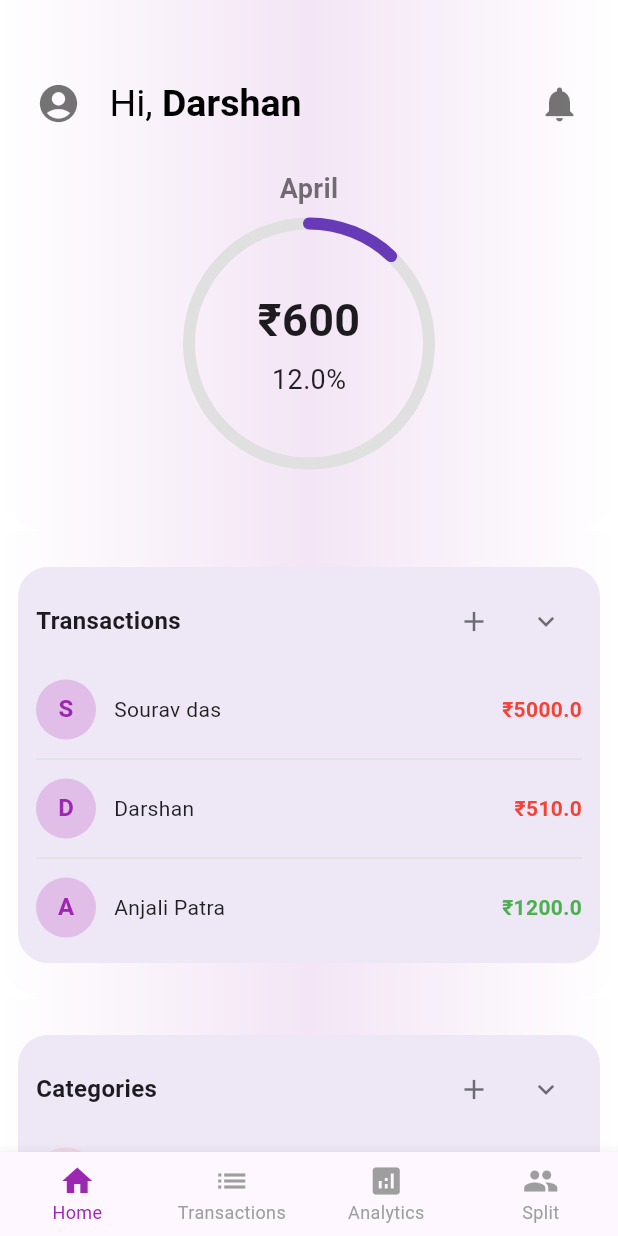
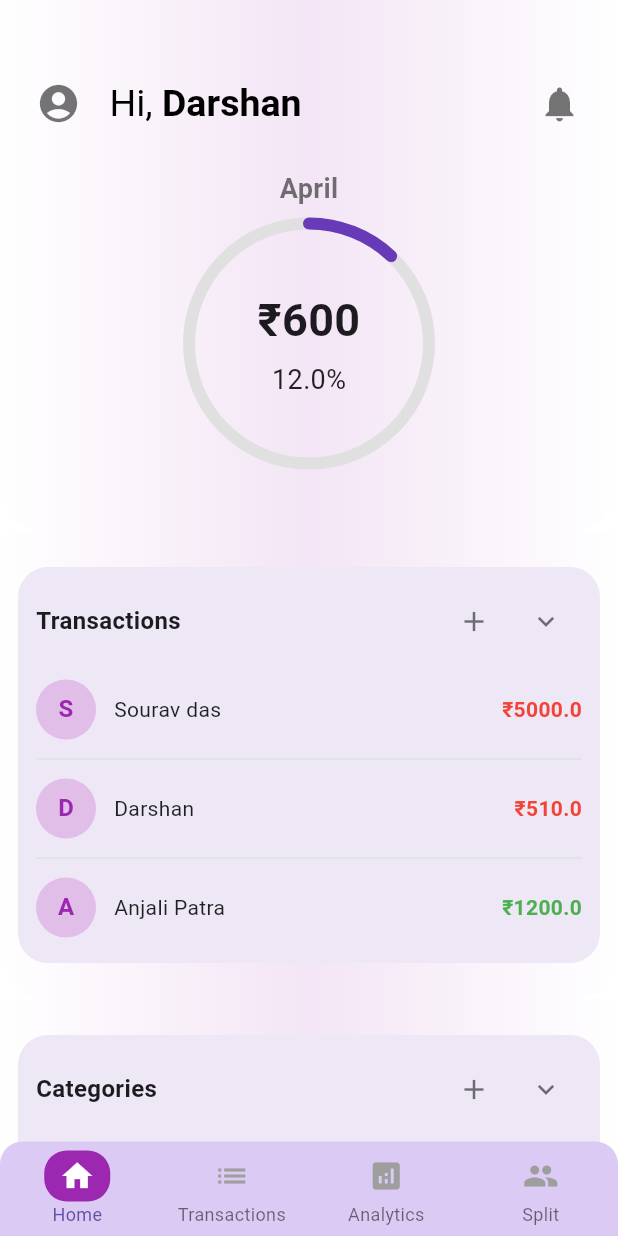
Before and after one commit to Runtime-Error-IITK/brokeo, a Flutter app: the HomePage screen opened directly, on a phone screen of 412 x 824 dp. Run offline on Flutter 3.47's test engine with Material 3 defaults, Android fonts, the phone set to English and light mode, and no system bars; our stand-ins replace google_fonts, hooks_riverpod, intl_phone_field, share_plus, sqflite; missing offline and left inert: currency_picker; accounts and stored records are empty.

Commit message:
Commited for navigation bar

```diff
--- /dev/null
+++ b/devtools_options.yaml
@@ -0,0 +1,3 @@
+description: This file stores settings for Dart & Flutter DevTools.
+documentation: https://docs.flutter.dev/tools/devtools/extensions#configure-extension-enablement-states
+extensions:
--- a/lib/frontend/home_pages/home_page.dart
+++ b/lib/frontend/home_pages/home_page.dart
@@ -1375,7 +1375,12 @@ class _HomePageState extends State<HomePage> {
     );
   }
   Widget buildBottomNavigationBar() {
-    return BottomNavigationBar(
+    return Container(
+      decoration: BoxDecoration(
+        color: Color.fromARGB(255, 219, 203, 244), // Base color for the navigation bar
+        borderRadius: BorderRadius.vertical(top: Radius.circular(15)),
+      ),
+      child: BottomNavigationBar(
         currentIndex: _currentIndex,
         onTap: (index) {
           if (index != _currentIndex) {
@@ -1387,7 +1392,9 @@ class _HomePageState extends State<HomePage> {
           if (index == 0) {
             Navigator.pushAndRemoveUntil(
               context,
-            MaterialPageRoute(builder: (context) => HomePage(name: widget.name, budget: widget.budget)),
+              MaterialPageRoute(
+                  builder: (context) =>
+                      HomePage(name: widget.name, budget: widget.budget)),
               (route) => false,
             );
           } else if (index == 1) {
@@ -1411,18 +1418,38 @@ class _HomePageState extends State<HomePage> {
           }
         },
         type: BottomNavigationBarType.fixed,
-      selectedItemColor: Colors.purple,
-      unselectedItemColor: Colors.grey,
-      iconSize: 24,
+        backgroundColor: Colors.transparent, // Transparent to show the container's color
+        elevation: 0,
         selectedFontSize: 12,
         unselectedFontSize: 12,
         items: [
-        BottomNavigationBarItem(icon: Icon(Icons.home), label: "Home"),
-        BottomNavigationBarItem(icon: Icon(Icons.list), label: "Transactions"),
-        BottomNavigationBarItem(
-            icon: Icon(Icons.analytics), label: "Analytics"),
-        BottomNavigationBarItem(icon: Icon(Icons.people), label: "Split"),
-      ],
+          _buildBottomNavigationBarItem(Icons.home, "Home", 0),
+          _buildBottomNavigationBarItem(Icons.list, "Transactions", 1),
+          _buildBottomNavigationBarItem(Icons.analytics, "Analytics", 2),
+          _buildBottomNavigationBarItem(Icons.people, "Split", 3),
+        ],
+      ),
+    );
+  }
+
+  BottomNavigationBarItem _buildBottomNavigationBarItem(
+      IconData icon, String label, int index) {
+    return BottomNavigationBarItem(
+      icon: Container(
+        decoration: BoxDecoration(
+          color: _currentIndex == index
+              ? Colors.purple // Highlight color for the selected item
+              : Colors.transparent, // Transparent for unselected items
+          borderRadius: BorderRadius.horizontal(
+              left: Radius.circular(15), right: Radius.circular(15)),
+        ),
+        padding: EdgeInsets.symmetric(horizontal: 10, vertical: 5),
+        child: Icon(
+          icon,
+          color: _currentIndex == index ? Colors.white : Colors.grey, // Icon color
+        ),
+      ),
+      label: label,
     );
   }
 }
```
Also changed, not shown: 6 other files. Lines whose indentation alone changed are shown as unchanged.
